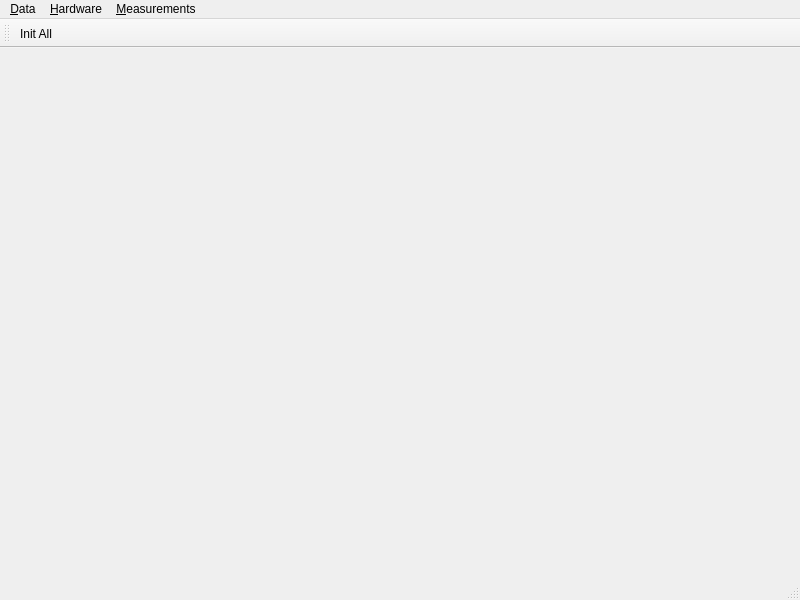
Before: the Qt Designer form gui/PA_main_window.ui in Kaldarinz/PA-RSCF-22-72-00015-, drawn with Qt 5.
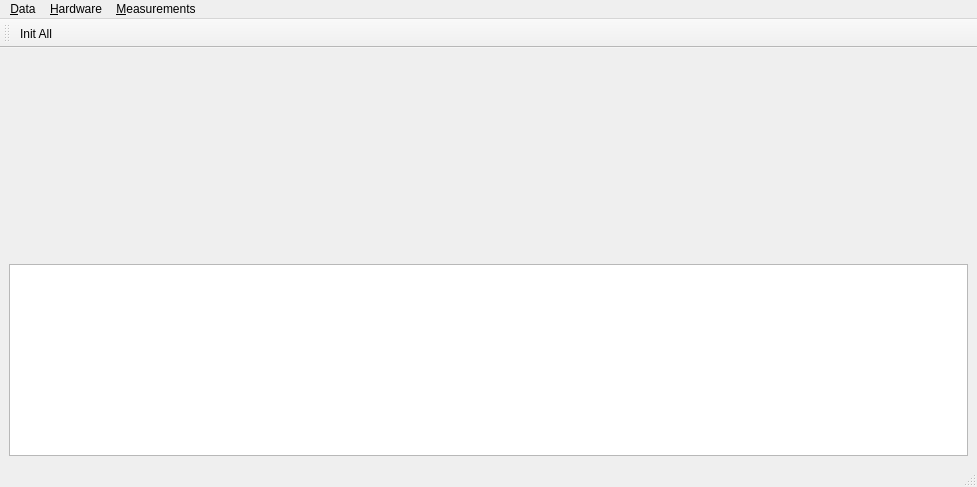
After: the same form once the commit is applied.

Patch:
```diff
--- a/gui/PA_main_window.ui
+++ b/gui/PA_main_window.ui
@@ -6,20 +6,70 @@
    <rect>
     <x>0</x>
     <y>0</y>
-    <width>800</width>
-    <height>600</height>
+    <width>977</width>
+    <height>487</height>
    </rect>
   </property>
+  <property name="sizePolicy">
+   <sizepolicy hsizetype="Expanding" vsizetype="Minimum">
+    <horstretch>0</horstretch>
+    <verstretch>0</verstretch>
+   </sizepolicy>
+  </property>
+  <property name="maximumSize">
+   <size>
+    <width>16777215</width>
+    <height>16777215</height>
+   </size>
+  </property>
   <property name="windowTitle">
    <string>MainWindow</string>
   </property>
-  <widget class="QWidget" name="centralwidget"/>
+  <widget class="QWidget" name="centralwidget">
+   <layout class="QVBoxLayout" name="verticalLayout">
+    <item>
+     <spacer name="verticalSpacer">
+      <property name="orientation">
+       <enum>Qt::Vertical</enum>
+      </property>
+      <property name="sizeHint" stdset="0">
+       <size>
+        <width>20</width>
+        <height>204</height>
+       </size>
+      </property>
+     </spacer>
+    </item>
+    <item>
+     <widget class="QPlainTextEdit" name="LogTextEdit">
+      <property name="sizePolicy">
+       <sizepolicy hsizetype="Expanding" vsizetype="Fixed">
+        <horstretch>0</horstretch>
+        <verstretch>0</verstretch>
+       </sizepolicy>
+      </property>
+      <property name="minimumSize">
+       <size>
+        <width>0</width>
+        <height>0</height>
+       </size>
+      </property>
+      <property name="maximumSize">
+       <size>
+        <width>16777215</width>
+        <height>200</height>
+       </size>
+      </property>
+     </widget>
+    </item>
+   </layout>
+  </widget>
   <widget class="QMenuBar" name="menubar">
    <property name="geometry">
     <rect>
      <x>0</x>
      <y>0</y>
-     <width>800</width>
+     <width>977</width>
      <height>21</height>
     </rect>
    </property>
```
